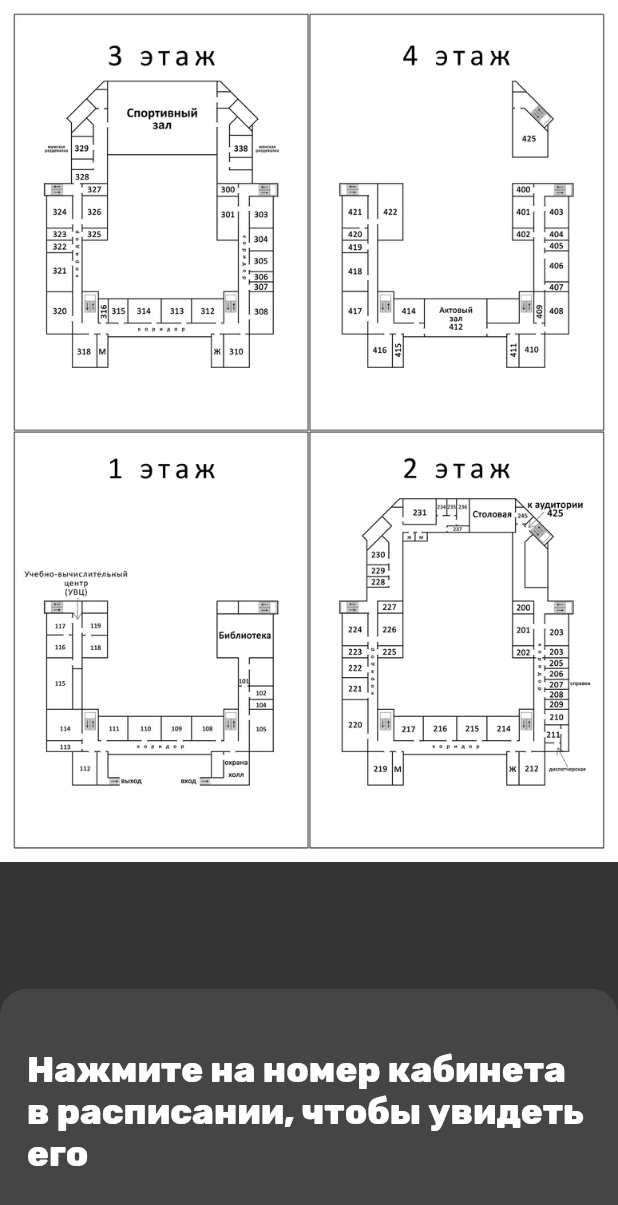
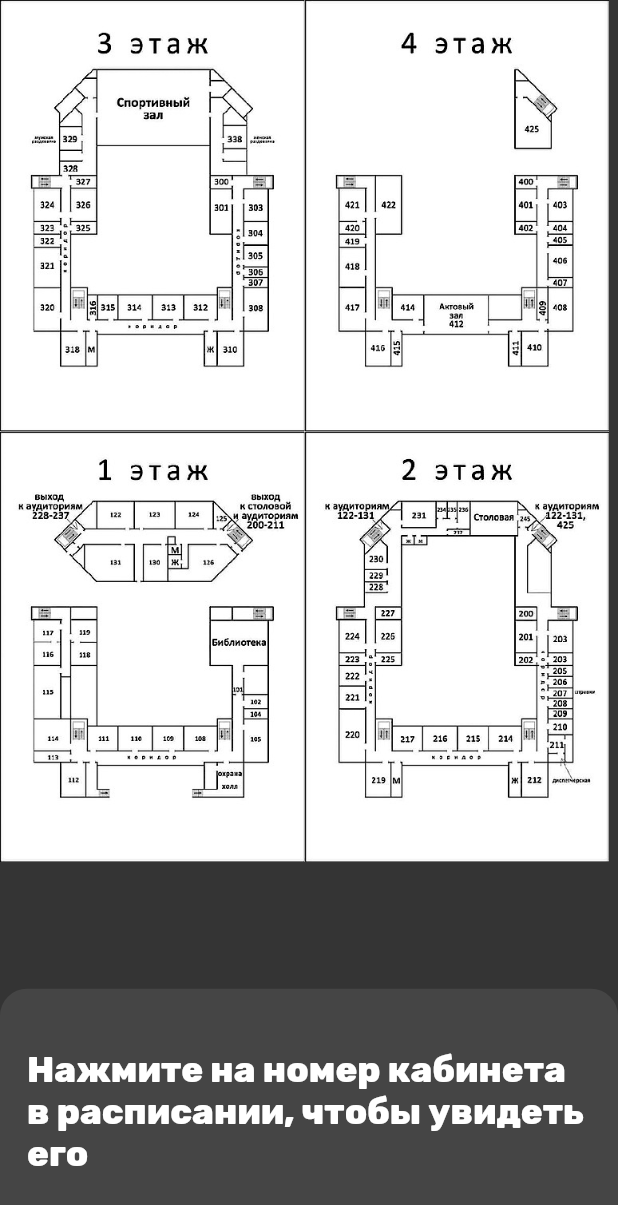
Before and after one commit to psrar/mtkp_space_client, a Flutter app: the NavigatorView widget shown alone on an empty page, opened directly, on a phone screen of 412 x 824 dp. Shown: the top 1205 px of the screen. Run offline on Flutter 3.47's test engine with Material 2 defaults, Android fonts, the light colour scheme and no system bars; drawn by our look-alikes of auto_size_text; our stand-ins replace connectivity_plus, flutter_local_notifications, fluttertoast, google_fonts, jiffy, shared_preferences and 2 more; missing offline and left inert: android_alarm_manager_plus, optimize_battery; accounts and stored records are empty.

Commit message:
Исправление багов и обновление схемы техникума.

```diff
--- a/lib/models.dart
+++ b/lib/models.dart
@@ -8,6 +8,7 @@ part 'models.g.dart';
 const Map<String, Tuple2<double, double>> classrooms = {
   //Первый этаж
   '101': Tuple2(305, 826),
+  'библиотека': Tuple2(305, 826),
   '102': Tuple2(337, 866),
   '104': Tuple2(337, 882),
   '105': Tuple2(337, 929),
@@ -23,6 +24,12 @@ const Map<String, Tuple2<double, double>> classrooms = {
   '117': Tuple2(64, 778),
   '118': Tuple2(127, 804),
   '119': Tuple2(130, 777),
+  '122': Tuple2(129, 641),
+  '123': Tuple2(177, 641),
+  '124': Tuple2(227, 641),
+  '126': Tuple2(243, 706),
+  '130': Tuple2(187, 690),
+  '131': Tuple2(118, 703),
 
   //Второй этаж
   '200': Tuple2(664, 761),
@@ -102,7 +109,7 @@ const Map<String, Tuple2<double, double>> classrooms = {
   '409': Tuple2(670, 390),
   '410': Tuple2(678, 455),
   '411': Tuple2(637, 455),
-  'Актовый зал': Tuple2(571, 379),
+  'актовый зал': Tuple2(571, 379),
   '414': Tuple2(513, 379),
   '415': Tuple2(504, 455),
   '416': Tuple2(464, 455),
--- a/lib/views/navigator_view.dart
+++ b/lib/views/navigator_view.dart
@@ -37,7 +37,7 @@ class _NavigatorViewState extends State<NavigatorView>
   final _transformationController = TransformationController();
 
   late String _previousOrSingleClassroom;
-  late String _nextClassroom;
+  // late String _nextClassroom;
 
   double? oldMarkerLeft;
   double? oldMarkerTop;
@@ -71,7 +71,7 @@ class _NavigatorViewState extends State<NavigatorView>
     // var data = storage.readState(context, identifier: widget.key);
     // if (data == null) {
     _previousOrSingleClassroom = widget.previousOrSingleClassroom;
-    _nextClassroom = widget.nextClassroom;
+    // _nextClassroom = widget.nextClassroom;
     // } else {
     //   _previousOrSingleClassroom = data[0];
     //   _nextClassroom = data[1];
@@ -233,7 +233,7 @@ class _NavigatorViewState extends State<NavigatorView>
                     // storage.writeState(context, ['', ''],
                     //     identifier: widget.key);
                     _previousOrSingleClassroom = '';
-                    _nextClassroom = '';
+                    // _nextClassroom = '';
                     _animateResetStop();
                     _animateResetInitialize(true);
                   },
--- a/lib/views/overview_page.dart
+++ b/lib/views/overview_page.dart
@@ -212,8 +212,9 @@ class _OverviewPageState extends State<OverviewPage> {
       Fluttertoast.showToast(
           msg:
               'Открытых данных о расписании в ВЦ не имеется, проверить расположение невозможно');
+      return;
     }
-    if (classrooms[classroom] != null) {
+    if (classrooms[classroom.toLowerCase()] != null) {
       setState(() {
         _searchedClassroom = classroom;
         appbarAnimationDirection = true;
--- a/lib/views/settings_view.dart
+++ b/lib/views/settings_view.dart
@@ -179,7 +179,7 @@ class _SettingsViewState extends State<SettingsView> {
               children: const [
                 Expanded(
                   child: Text(
-                    'Приложение разработано Павлом Симоняном в 2022 году',
+                    'Приложение разработано студентом Павлом Симоняном в 2022 году',
                     textAlign: TextAlign.center,
                     overflow: TextOverflow.ellipsis,
                     maxLines: 2,
--- a/lib/workers/background_worker.dart
+++ b/lib/workers/background_worker.dart
@@ -24,7 +24,7 @@ void _backgroundFunc() async {
     log(e.toString());
   } finally {
     await AndroidAlarmManager.oneShot(
-        Duration(minutes: DateTime.now().hour < 8 ? 60 : 2),
+        Duration(minutes: DateTime.now().hour < 8 ? 90 : 3),
         helloAlarmID,
         _backgroundFunc,
         exact: true,
```
Also changed, not shown: assets/building_plan/building_plan.jpg, assets/building_plan/building_plan_old.jpg (added).
